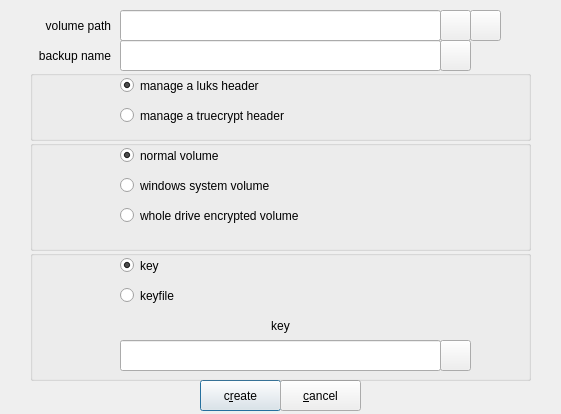
The window that zuluCrypt-gui/managevolumeheader.ui (mhogomchungu/zuluCrypt) describes before a commit, drawn with Qt 5.
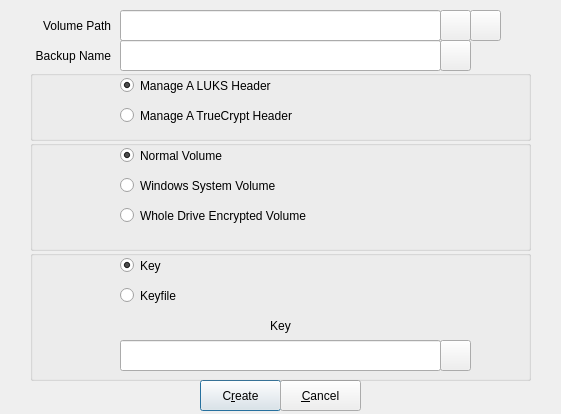
The same window after the commit.

```diff
--- a/zuluCrypt-gui/managevolumeheader.ui
+++ b/zuluCrypt-gui/managevolumeheader.ui
@@ -36,7 +36,7 @@
     </rect>
    </property>
    <property name="text">
-    <string>backup name</string>
+    <string>Backup Name</string>
    </property>
    <property name="alignment">
     <set>Qt::AlignRight|Qt::AlignTrailing|Qt::AlignVCenter</set>
@@ -71,7 +71,7 @@
     </rect>
    </property>
    <property name="text">
-    <string>c&amp;reate</string>
+    <string>C&amp;reate</string>
    </property>
    <property name="autoDefault">
     <bool>true</bool>
@@ -90,7 +90,7 @@
     </rect>
    </property>
    <property name="text">
-    <string>&amp;cancel</string>
+    <string>&amp;Cancel</string>
    </property>
    <property name="autoDefault">
     <bool>true</bool>
@@ -109,7 +109,7 @@
     </rect>
    </property>
    <property name="text">
-    <string>volume path</string>
+    <string>Volume Path</string>
    </property>
    <property name="alignment">
     <set>Qt::AlignRight|Qt::AlignTrailing|Qt::AlignVCenter</set>
@@ -202,7 +202,7 @@
      </rect>
     </property>
     <property name="text">
-     <string>key</string>
+     <string>Key</string>
     </property>
     <property name="checked">
      <bool>true</bool>
@@ -218,7 +218,7 @@
      </rect>
     </property>
     <property name="text">
-     <string>keyfile</string>
+     <string>Keyfile</string>
     </property>
    </widget>
    <widget class="QLabel" name="label">
@@ -231,7 +231,7 @@
      </rect>
     </property>
     <property name="text">
-     <string>key</string>
+     <string>Key</string>
     </property>
     <property name="alignment">
      <set>Qt::AlignCenter</set>
@@ -263,7 +263,7 @@
      </rect>
     </property>
     <property name="text">
-     <string>normal volume</string>
+     <string>Normal Volume</string>
     </property>
     <property name="checked">
      <bool>true</bool>
@@ -279,7 +279,7 @@
      </rect>
     </property>
     <property name="text">
-     <string>windows system volume</string>
+     <string>Windows System Volume</string>
     </property>
    </widget>
    <widget class="QRadioButton" name="rbFDETrueCrypt">
@@ -292,7 +292,7 @@
      </rect>
     </property>
     <property name="text">
-     <string>whole drive encrypted volume</string>
+     <string>Whole Drive Encrypted Volume</string>
     </property>
    </widget>
   </widget>
@@ -318,7 +318,7 @@
      </rect>
     </property>
     <property name="text">
-     <string>manage a luks header</string>
+     <string>Manage A LUKS Header</string>
     </property>
     <property name="checked">
      <bool>true</bool>
@@ -334,7 +334,7 @@
      </rect>
     </property>
     <property name="text">
-     <string>manage a truecrypt header</string>
+     <string>Manage A TrueCrypt Header</string>
     </property>
    </widget>
   </widget>
```
Left out of the diff: 13 changed lines with no effect on the pictures.
